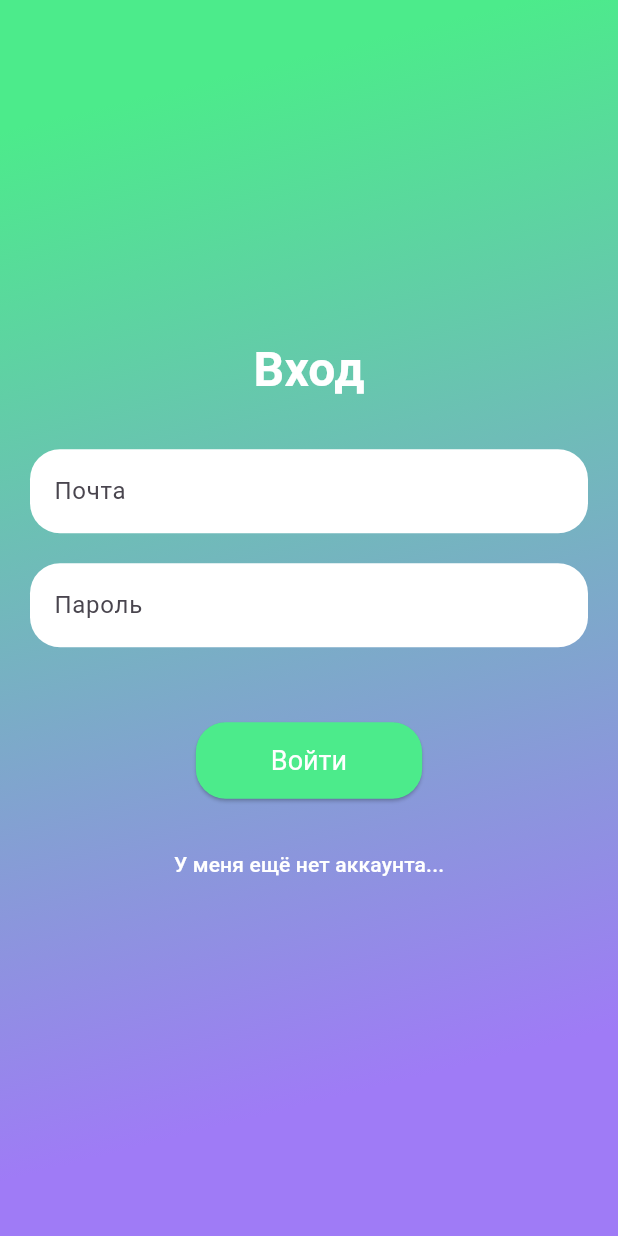
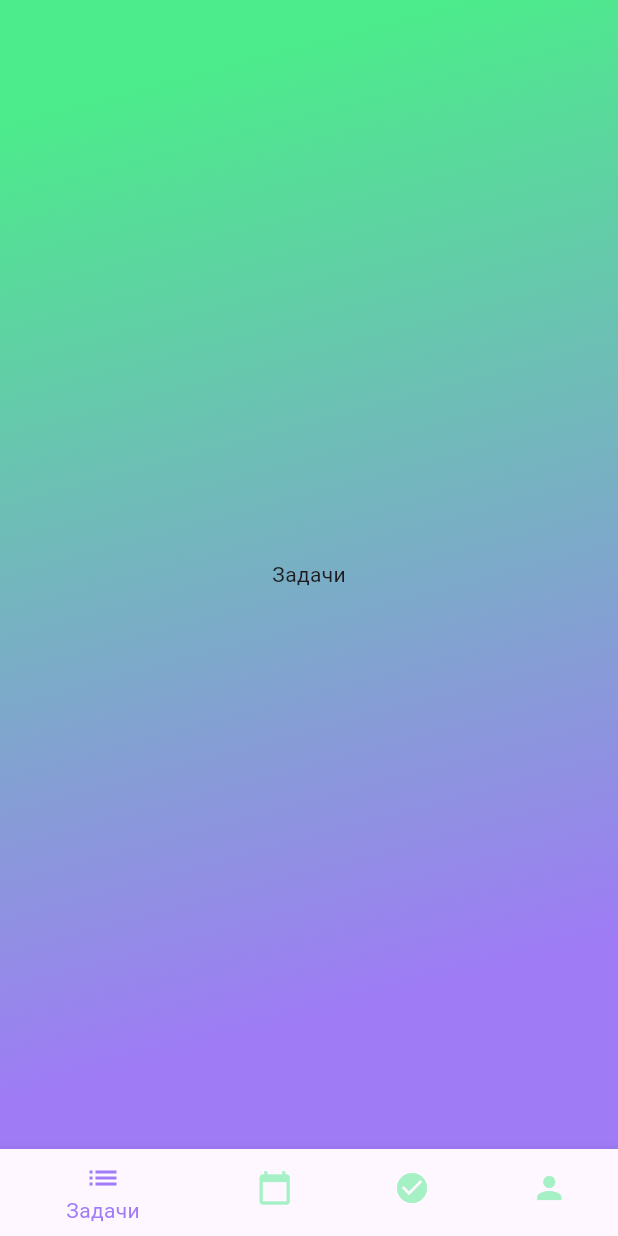
Before and after one commit to zigbug/zc_dodiddone, a Flutter app: the screen it shows after launch, after a tap on "Войти", on a phone screen of 412 x 824 dp. Run offline on Flutter 3.47's test engine with Material 3 defaults, Android fonts, the phone set to English and light mode, and no system bars.

Commit message:
main page

```diff
--- a/lib/pages/login_page.dart
+++ b/lib/pages/login_page.dart
@@ -1,6 +1,7 @@
 import 'package:flutter/material.dart';
 
 import '../theme/theme.dart';
+import 'main_page.dart';
 
 class LoginPage extends StatefulWidget {
   const LoginPage({Key? key}) : super(key: key);
@@ -95,7 +96,12 @@
 
               // Кнопка "Войти"
               ElevatedButton(
-                onPressed: () {},
+                onPressed: () {
+                  Navigator.pushReplacement(
+                      context,
+                      MaterialPageRoute(
+                          builder: (context) => const MainPage()));
+                },
                 style: ElevatedButton.styleFrom(
                   backgroundColor: !isLogin
                       ? DoDidDoneTheme.lightTheme.colorScheme.primary
--- /dev/null
+++ b/lib/pages/main_page.dart
@@ -0,0 +1,76 @@
+import 'package:flutter/material.dart';
+import '../theme/theme.dart';
+
+class MainPage extends StatefulWidget {
+  const MainPage({Key? key}) : super(key: key);
+
+  @override
+  State<MainPage> createState() => _MainPageState();
+}
+
+class _MainPageState extends State<MainPage> {
+  int _selectedIndex = 0;
+
+  static const List<Widget> _widgetOptions = <Widget>[
+    Text('Задачи'),
+    Text('Сегодня'),
+    Text('Выполнено'),
+    Text('Профиль'),
+  ];
+
+  void _onItemTapped(int index) {
+    setState(() {
+      _selectedIndex = index;
+    });
+  }
+
+  @override
+  Widget build(BuildContext context) {
+    return Scaffold(
+      extendBodyBehindAppBar: true,
+      appBar: AppBar(
+        backgroundColor: Colors.transparent, // Прозрачный AppBar
+        elevation: 0, // Убираем тень
+      ),
+      body: Container(
+        // Добавляем Container для градиента
+        decoration: BoxDecoration(
+          gradient: LinearGradient(
+            begin: Alignment.topLeft,
+            end: Alignment.bottomCenter,
+            colors: [
+              DoDidDoneTheme.lightTheme.colorScheme.secondary,
+              DoDidDoneTheme.lightTheme.colorScheme.primary,
+            ],
+            stops: const [0.1, 0.9], // Основной цвет занимает 90%
+          ),
+        ),
+        child: Center(
+          child: _widgetOptions.elementAt(_selectedIndex),
+        ),
+      ),
+      bottomNavigationBar: BottomNavigationBar(
+        items: const <BottomNavigationBarItem>[
+          BottomNavigationBarItem(
+            icon: Icon(Icons.list),
+            label: 'Задачи',
+          ),
+          BottomNavigationBarItem(
+            icon: Icon(Icons.calendar_today),
+            label: 'Сегодня',
+          ),
+          BottomNavigationBarItem(
+            icon: Icon(Icons.check_circle),
+            label: 'Выполнено',
+          ),
+          BottomNavigationBarItem(
+            icon: Icon(Icons.person),
+            label: 'Профиль',
+          ),
+        ],
+        currentIndex: _selectedIndex,
+        onTap: _onItemTapped,
+      ),
+    );
+  }
+}
--- a/lib/theme/theme.dart
+++ b/lib/theme/theme.dart
@@ -18,5 +18,12 @@
         ),
       ),
     ),
+    bottomNavigationBarTheme: BottomNavigationBarThemeData(
+      selectedItemColor: const Color(0xFF9f7bf6), // Цвет выбранной иконки
+      unselectedItemColor:
+          const Color(0xFF4ceb8b).withOpacity(0.5), // Цвет невыбранной иконки
+      backgroundColor: Colors.transparent, // Прозрачный фон
+      // Убираем тень
+    ),
   );
 }
```
